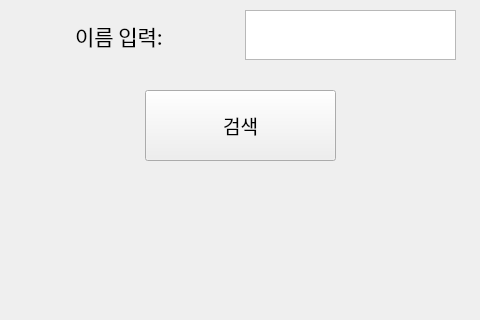
Qt form add.ui (Hyemin-12/goingout-journal) before a commit; both pictures show x 145 to 625 and y 280 to 600 of the 800 by 600 pixel window.
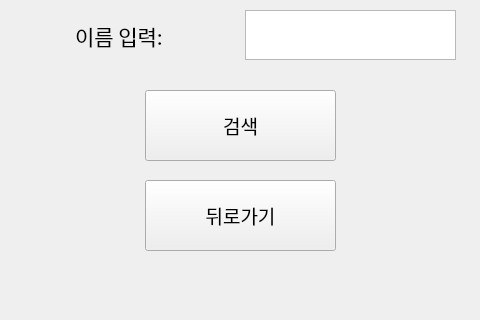
The same form after that commit.

Commit message: click() 뒤로가기 구현, comment 달기

```diff
--- a/add.ui
+++ b/add.ui
@@ -121,6 +121,25 @@
     </font>
    </property>
   </widget>
+  <widget class="QPushButton" name="btn_back">
+   <property name="geometry">
+    <rect>
+     <x>290</x>
+     <y>460</y>
+     <width>191</width>
+     <height>71</height>
+    </rect>
+   </property>
+   <property name="font">
+    <font>
+     <family>궁서체</family>
+     <pointsize>14</pointsize>
+    </font>
+   </property>
+   <property name="text">
+    <string>뒤로가기</string>
+   </property>
+  </widget>
  </widget>
  <resources/>
  <connections/>
```
Left out of the diff: 22 changed lines with no effect on the pictures. The commit also changes 4 other files.
